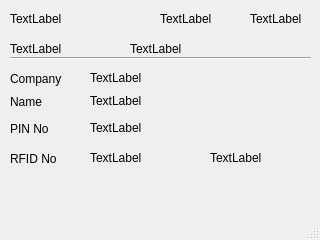
Above: qt/acu/mainwindow.ui from mike-kang/Project_il before the change. Below: the same form after it.
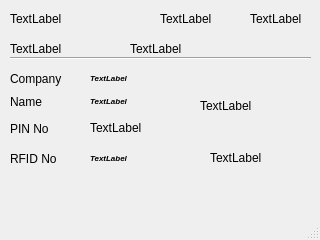
That is the form after the change.

```diff
--- a/qt/acu/mainwindow.ui
+++ b/qt/acu/mainwindow.ui
@@ -179,6 +179,14 @@
       <height>16</height>
      </rect>
     </property>
+    <property name="font">
+     <font>
+      <pointsize>6</pointsize>
+      <weight>75</weight>
+      <italic>true</italic>
+      <bold>true</bold>
+     </font>
+    </property>
     <property name="text">
      <string>TextLabel</string>
     </property>
@@ -195,6 +203,14 @@
       <height>16</height>
      </rect>
     </property>
+    <property name="font">
+     <font>
+      <pointsize>6</pointsize>
+      <weight>75</weight>
+      <italic>true</italic>
+      <bold>true</bold>
+     </font>
+    </property>
     <property name="text">
      <string>TextLabel</string>
     </property>
@@ -227,6 +243,14 @@
       <height>16</height>
      </rect>
     </property>
+    <property name="font">
+     <font>
+      <pointsize>6</pointsize>
+      <weight>75</weight>
+      <italic>true</italic>
+      <bold>true</bold>
+     </font>
+    </property>
     <property name="text">
      <string>TextLabel</string>
     </property>
@@ -282,6 +306,19 @@
      <string>TextLabel</string>
     </property>
    </widget>
+   <widget class="QLabel" name="labelPhoto">
+    <property name="geometry">
+     <rect>
+      <x>200</x>
+      <y>70</y>
+      <width>91</width>
+      <height>71</height>
+     </rect>
+    </property>
+    <property name="text">
+     <string>TextLabel</string>
+    </property>
+   </widget>
   </widget>
   <widget class="QStatusBar" name="statusBar">
    <property name="maximumSize">
```
